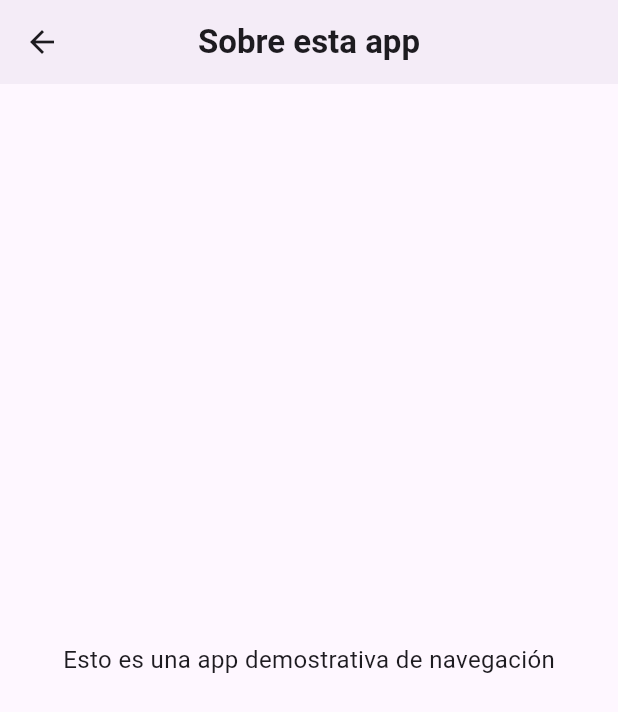
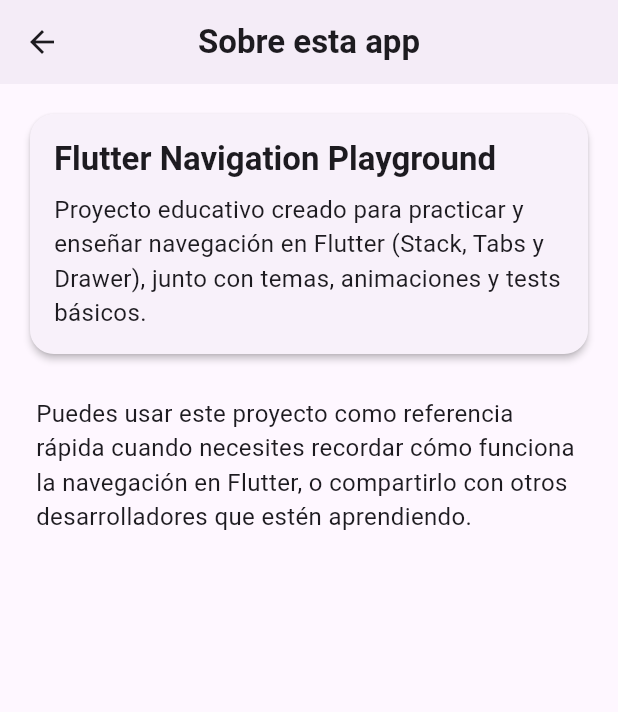
Before and after one commit to marcdevelopez/flutter-dart-labs, a Flutter app: the screen it shows after launch, in the side drawer, after a tap on "Sobre la app", on a phone screen of 412 x 824 dp. Shown: the top 712 px of the screen. Run offline on Flutter 3.47's test engine with Material 3 defaults, Android fonts, the light colour scheme and no system bars.

Commit message:
feat(mini-exercise-7-about-screen): update about screen

```diff
--- a/mini_exercises/_7_navigation_in_flutter/lib/screens/about_screen.dart
+++ b/mini_exercises/_7_navigation_in_flutter/lib/screens/about_screen.dart
@@ -1,14 +1,35 @@
 import 'package:flutter/material.dart';
+import '../widgets/info_card.dart';
 
 class AboutScreen extends StatelessWidget {
   const AboutScreen({super.key});
 
   @override
   Widget build(BuildContext context) {
+    final theme = Theme.of(context);
+
     return Scaffold(
       appBar: AppBar(title: const Text('Sobre esta app')),
-      body: const Center(
-        child: Text('Esto es una app demostrativa de navegación'),
+      body: ListView(
+        padding: const EdgeInsets.all(8),
+        children: [
+          InfoCard(
+            title: 'Flutter Navigation Playground',
+            description:
+                'Proyecto educativo creado para practicar y enseñar '
+                'navegación en Flutter (Stack, Tabs y Drawer), junto con '
+                'temas, animaciones y tests básicos.',
+          ),
+          Padding(
+            padding: const EdgeInsets.all(16.0),
+            child: Text(
+              'Puedes usar este proyecto como referencia rápida cuando '
+              'necesites recordar cómo funciona la navegación en Flutter, '
+              'o compartirlo con otros desarrolladores que estén aprendiendo.',
+              style: theme.textTheme.bodyMedium,
+            ),
+          ),
+        ],
       ),
     );
   }
```
